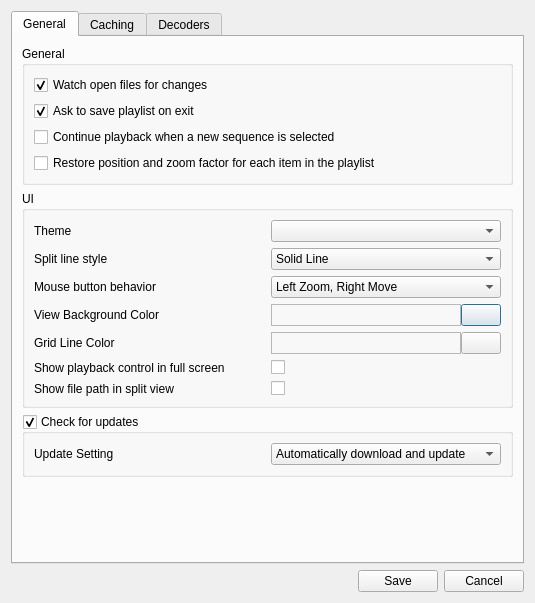
IENT/YUView, file ui/settingsDialog.ui: the form before one commit.
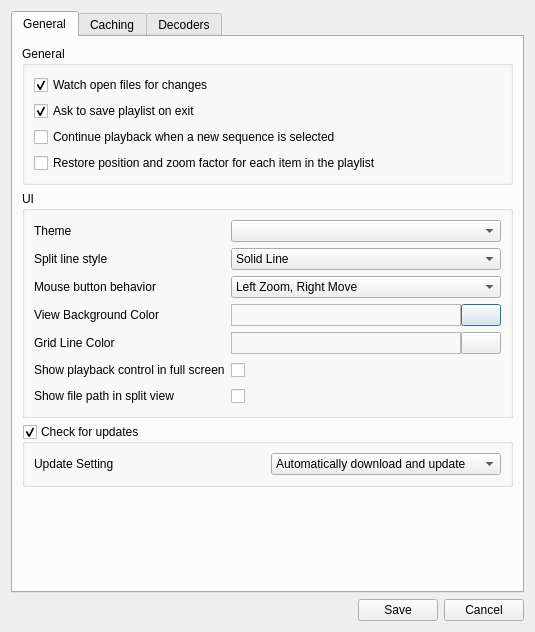
The form after the commit. Icons and pictures are not drawn. Custom widgets are drawn as their Qt base class.

Commit message: Style fix + tooltip

```diff
--- a/ui/settingsDialog.ui
+++ b/ui/settingsDialog.ui
@@ -7,7 +7,7 @@
     <x>0</x>
     <y>0</y>
     <width>535</width>
-    <height>603</height>
+    <height>632</height>
    </rect>
   </property>
   <property name="windowTitle">
@@ -90,7 +90,7 @@
          <property name="title">
           <string>UI</string>
          </property>
-         <layout class="QGridLayout" name="gridLayout_2" columnstretch="1,1">
+         <layout class="QGridLayout" name="gridLayout_2" columnstretch="0,0">
           <item row="3" column="1">
            <layout class="QHBoxLayout" name="horizontalLayoutBackgroundColor" stretch="1,0">
             <property name="spacing">
@@ -288,6 +288,43 @@
           </item>
           <item row="5" column="1">
            <widget class="QCheckBox" name="checkBoxPlaybackControlFullScreen">
+            <property name="palette">
+             <palette>
+              <active>
+               <colorrole role="WindowText">
+                <brush brushstyle="SolidPattern">
+                 <color alpha="0">
+                  <red>191</red>
+                  <green>64</green>
+                  <blue>64</blue>
+                 </color>
+                </brush>
+               </colorrole>
+              </active>
+              <inactive>
+               <colorrole role="WindowText">
+                <brush brushstyle="SolidPattern">
+                 <color alpha="0">
+                  <red>191</red>
+                  <green>64</green>
+                  <blue>64</blue>
+                 </color>
+                </brush>
+               </colorrole>
+              </inactive>
+              <disabled>
+               <colorrole role="WindowText">
+                <brush brushstyle="SolidPattern">
+                 <color alpha="255">
+                  <red>190</red>
+                  <green>190</green>
+                  <blue>190</blue>
+                 </color>
+                </brush>
+               </colorrole>
+              </disabled>
+             </palette>
+            </property>
             <property name="toolTip">
              <string>Show the playback control (the navigation panel at the bottom) also in full screen mode.</string>
             </property>
@@ -295,7 +332,7 @@
              <string>Show the playback control (the navigation panel at the bottom) also in full screen mode.</string>
             </property>
             <property name="text">
-             <string/>
+             <string>invisibleText</string>
             </property>
            </widget>
           </item>
@@ -308,8 +345,51 @@
           </item>
           <item row="6" column="1">
            <widget class="QCheckBox" name="checkBoxShowFilePathSplitMode">
+            <property name="palette">
+             <palette>
+              <active>
+               <colorrole role="WindowText">
+                <brush brushstyle="SolidPattern">
+                 <color alpha="0">
+                  <red>191</red>
+                  <green>64</green>
+                  <blue>64</blue>
+                 </color>
+                </brush>
+               </colorrole>
+              </active>
+              <inactive>
+               <colorrole role="WindowText">
+                <brush brushstyle="SolidPattern">
+                 <color alpha="0">
+                  <red>191</red>
+                  <green>64</green>
+                  <blue>64</blue>
+                 </color>
+                </brush>
+               </colorrole>
+              </inactive>
+              <disabled>
+               <colorrole role="WindowText">
+                <brush brushstyle="SolidPattern">
+                 <color alpha="255">
+                  <red>190</red>
+                  <green>190</green>
+                  <blue>190</blue>
+                 </color>
+                </brush>
+               </colorrole>
+              </disabled>
+             </palette>
+            </property>
+            <property name="toolTip">
+             <string>Show the file path of each item at the top when two items are selected</string>
+            </property>
+            <property name="whatsThis">
+             <string>Show the file path of each item at the top when two items are selected</string>
+            </property>
             <property name="text">
-             <string/>
+             <string>invisibleText</string>
             </property>
            </widget>
           </item>
```
Left out of the diff: 6 changed lines with no effect on the pictures.
